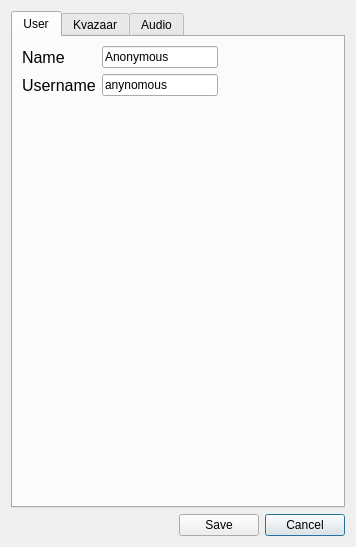
First picture: the form in ui/advancedSettings.ui, repository ultravideo/uvgComm, before the edit.
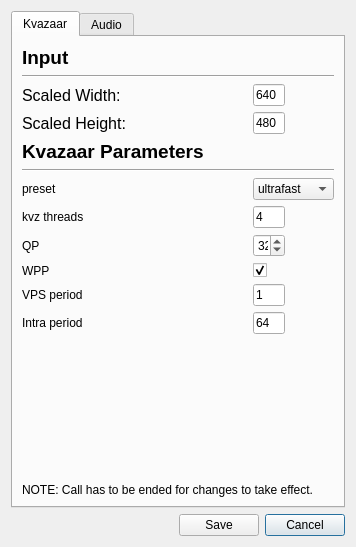
Second picture: the form after the edit.

Commit message: Started dividing settings to basic settings and advanced settings. Basic settings work currently.

Patch:
```diff
--- a/ui/advancedSettings.ui
+++ b/ui/advancedSettings.ui
@@ -46,90 +46,6 @@
      <property name="currentIndex">
       <number>0</number>
      </property>
-     <widget class="QWidget" name="UserTab">
-      <attribute name="title">
-       <string>User</string>
-      </attribute>
-      <layout class="QGridLayout" name="gridLayout_4">
-       <item row="0" column="0">
-        <widget class="QLabel" name="Name">
-         <property name="font">
-          <font>
-           <pointsize>12</pointsize>
-          </font>
-         </property>
-         <property name="text">
-          <string>Name</string>
-         </property>
-        </widget>
-       </item>
-       <item row="1" column="0">
-        <widget class="QLabel" name="Username">
-         <property name="font">
-          <font>
-           <pointsize>12</pointsize>
-          </font>
-         </property>
-         <property name="text">
-          <string>Username</string>
-         </property>
-        </widget>
-       </item>
-       <item row="0" column="2">
-        <spacer name="horizontalSpacer_2">
-         <property name="orientation">
-          <enum>Qt::Horizontal</enum>
-         </property>
-         <property name="sizeHint" stdset="0">
-          <size>
-           <width>1</width>
-           <height>20</height>
-          </size>
-         </property>
-        </spacer>
-       </item>
-       <item row="3" column="1">
-        <spacer name="verticalSpacer_2">
-         <property name="orientation">
-          <enum>Qt::Vertical</enum>
-         </property>
-         <property name="sizeHint" stdset="0">
-          <size>
-           <width>20</width>
-           <height>381</height>
-          </size>
-         </property>
-        </spacer>
-       </item>
-       <item row="1" column="2">
-        <spacer name="horizontalSpacer_3">
-         <property name="orientation">
-          <enum>Qt::Horizontal</enum>
-         </property>
-         <property name="sizeHint" stdset="0">
-          <size>
-           <width>1</width>
-           <height>20</height>
-          </size>
-         </property>
-        </spacer>
-       </item>
-       <item row="0" column="1">
-        <widget class="QLineEdit" name="name_edit">
-         <property name="text">
-          <string>Anonymous</string>
-         </property>
-        </widget>
-       </item>
-       <item row="1" column="1">
-        <widget class="QLineEdit" name="username_edit">
-         <property name="text">
-          <string>anynomous</string>
-         </property>
-        </widget>
-       </item>
-      </layout>
-     </widget>
      <widget class="QWidget" name="KvazaarTab">
       <attribute name="title">
        <string>Kvazaar</string>
```
Left out of the diff: 4 changed lines with no effect on the pictures. The commit also changes 6 other files.
